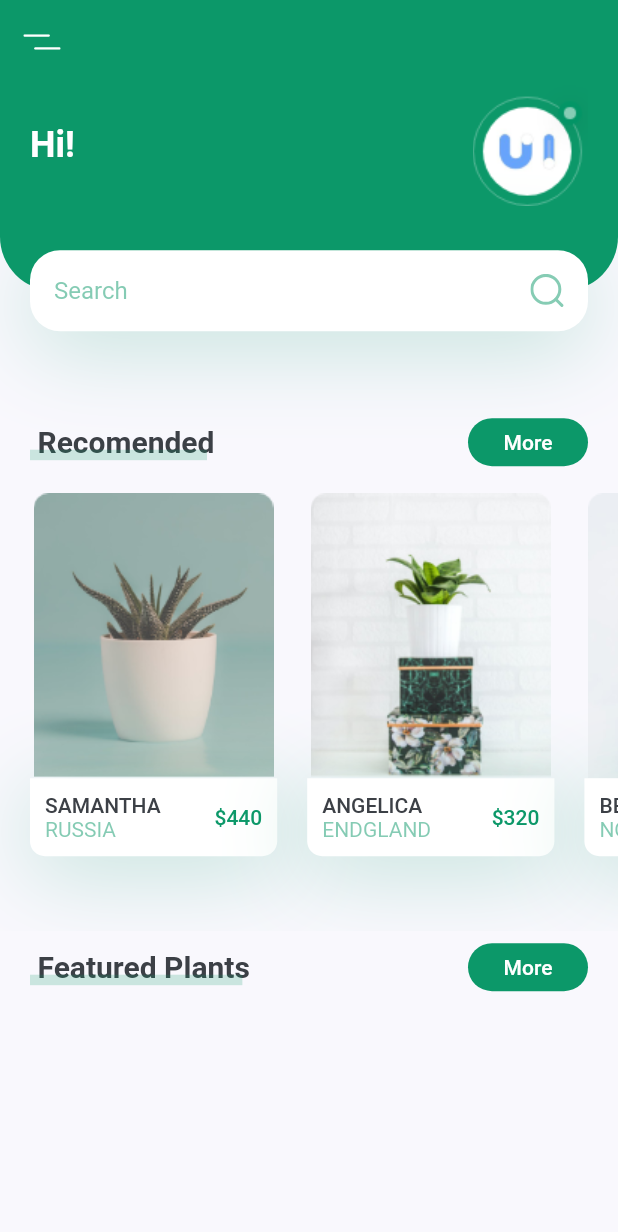
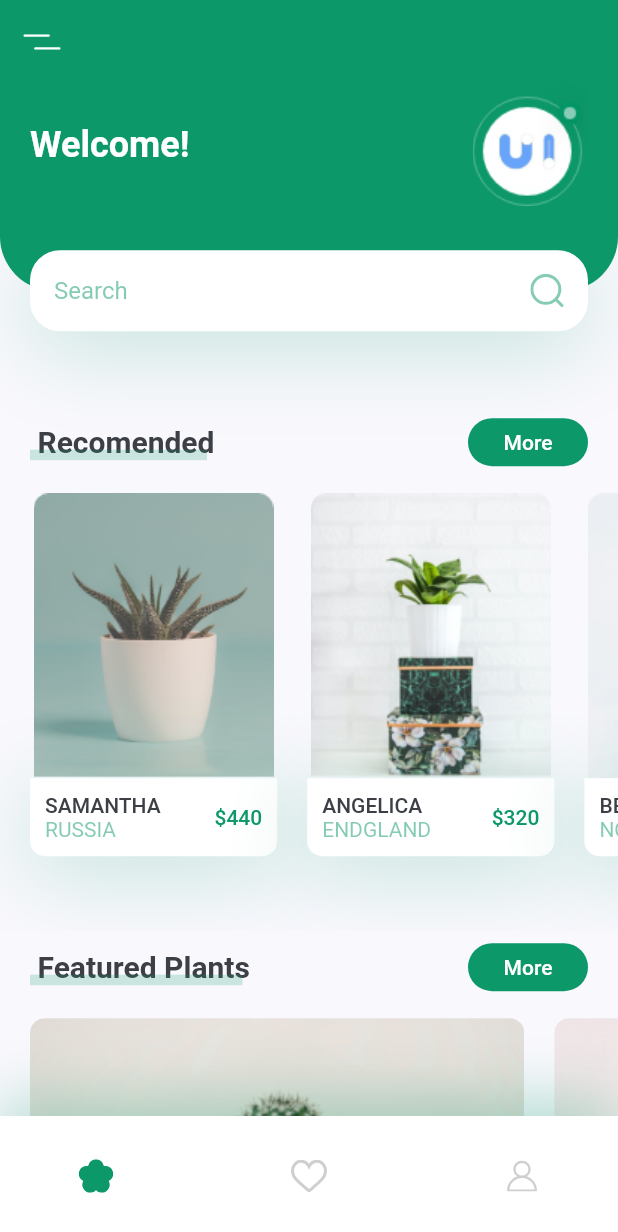
Before and after one commit to joseDev29/flutter_plants_app, a Flutter app: the screen it shows after launch, on a phone screen of 412 x 824 dp. Shown: the top 1232 px of the screen. Run offline on Flutter 3.47's test engine with Material 2 defaults, Android fonts, the phone set to English and light mode, and no system bars; our stand-ins replace flutter_svg.

```diff
--- /dev/null
+++ b/lib/components/bottom_nav_bar.dart
@@ -0,0 +1,39 @@
+import 'package:flutter/material.dart';
+import 'package:flutter_svg/svg.dart';
+
+import 'package:plant_app/constants.dart';
+
+class BottomNavBar extends StatelessWidget {
+  const BottomNavBar({
+    Key? key,
+  }) : super(key: key);
+
+  @override
+  Widget build(BuildContext context) {
+    return Container(
+      padding: const EdgeInsets.symmetric(horizontal: kDefaultPadding * 2),
+      height: 80,
+      decoration: BoxDecoration(boxShadow: [
+        BoxShadow(
+          offset: const Offset(0, -10),
+          blurRadius: 35,
+          color: kPrimaryColor.withOpacity(0.30),
+        )
+      ], color: Colors.white),
+      child: Row(
+        mainAxisAlignment: MainAxisAlignment.spaceBetween,
+        children: <Widget>[
+          IconButton(
+              icon: SvgPicture.asset("assets/icons/flower.svg"),
+              onPressed: () {}),
+          IconButton(
+              icon: SvgPicture.asset("assets/icons/heart-icon.svg"),
+              onPressed: () {}),
+          IconButton(
+              icon: SvgPicture.asset("assets/icons/user-icon.svg"),
+              onPressed: () {})
+        ],
+      ),
+    );
+  }
+}
--- a/lib/screens/home/components/body.dart
+++ b/lib/screens/home/components/body.dart
@@ -1,8 +1,10 @@
 import 'package:flutter/material.dart';
 
+import 'package:plant_app/constants.dart';
 import 'package:plant_app/screens/home/components/header.dart';
 import 'package:plant_app/screens/home/components/section_title.dart';
 import 'package:plant_app/screens/home/components/recomend_plants.dart';
+import 'package:plant_app/screens/home/components/featured_plants.dart';
 
 class Body extends StatelessWidget {
   const Body({Key? key}) : super(key: key);
@@ -22,7 +24,9 @@ class Body extends StatelessWidget {
           ),
           const RecomendPlants(),
           SectionTitle(
-              title: 'Featured Plants', buttonText: 'More', btnAction: () {})
+              title: 'Featured Plants', buttonText: 'More', btnAction: () {}),
+          const FeaturedPlants(),
+          const SizedBox(height: kDefaultPadding)
         ],
       ),
     );
--- /dev/null
+++ b/lib/screens/home/components/featured_plants.dart
@@ -0,0 +1,55 @@
+import 'package:flutter/material.dart';
+
+import 'package:plant_app/constants.dart';
+
+class FeaturedPlants extends StatelessWidget {
+  const FeaturedPlants({
+    Key? key,
+  }) : super(key: key);
+
+  @override
+  Widget build(BuildContext context) {
+    return SingleChildScrollView(
+      padding: const EdgeInsets.only(right: kDefaultPadding),
+      scrollDirection: Axis.horizontal,
+      child: Row(
+        children: [
+          FeaturedPlantCard(
+              image: "assets/images/bottom_img_1.png", onPress: () {}),
+          FeaturedPlantCard(
+              image: "assets/images/bottom_img_2.png", onPress: () {}),
+        ],
+      ),
+    );
+  }
+}
+
+class FeaturedPlantCard extends StatelessWidget {
+  final String image;
+  final void Function() onPress;
+
+  const FeaturedPlantCard(
+      {Key? key, required this.image, required this.onPress})
+      : super(key: key);
+
+  @override
+  Widget build(BuildContext context) {
+    Size size = MediaQuery.of(context).size;
+
+    return GestureDetector(
+      onTap: onPress,
+      child: Container(
+        margin: const EdgeInsets.only(
+            left: kDefaultPadding,
+            top: kDefaultPadding / 2,
+            bottom: kDefaultPadding / 2),
+        width: size.width * 0.8,
+        height: 185,
+        decoration: BoxDecoration(
+            borderRadius: BorderRadius.circular(10),
+            image:
+                DecorationImage(image: AssetImage(image), fit: BoxFit.cover)),
+      ),
+    );
+  }
+}
--- a/lib/screens/home/components/header.dart
+++ b/lib/screens/home/components/header.dart
@@ -47,7 +47,7 @@ class HeaderTitle extends StatelessWidget {
       child: Row(
         children: <Widget>[
           Text(
-            'Hi!',
+            'Welcome!',
             style: Theme.of(context)
                 .textTheme
                 .headline5!
--- a/lib/screens/home/home_screen.dart
+++ b/lib/screens/home/home_screen.dart
@@ -2,6 +2,7 @@ import 'package:flutter/material.dart';
 import 'package:flutter_svg/svg.dart';
 
 import 'package:plant_app/screens/home/components/body.dart';
+import 'package:plant_app/components/bottom_nav_bar.dart';
 
 class HomeScreen extends StatelessWidget {
   const HomeScreen({Key? key}) : super(key: key);
@@ -14,7 +15,8 @@ class HomeScreen extends StatelessWidget {
         leading: IconButton(
             icon: SvgPicture.asset("assets/icons/menu.svg"), onPressed: () {}),
       ),
-      body: const Body(),
+      body: const SafeArea(child: Body()),
+      bottomNavigationBar: const BottomNavBar(),
     );
   }
 }
```
Also changed, not shown: lib/screens/details/components/body.dart (added, +28 -0 lines), lib/screens/details/components/details_buttons.dart (added, +43 -0 lines), lib/screens/details/components/icon_card.dart (added, +34 -0 lines), lib/screens/details/components/image_and_icons.dart (added, +83 -0 lines), lib/screens/details/components/plant_data.dart (added, +45 -0 lines), lib/screens/details/details_screen.dart (added, +13 -0 lines), lib/screens/home/components/recomend_plants.dart (+19 -3 lines).
